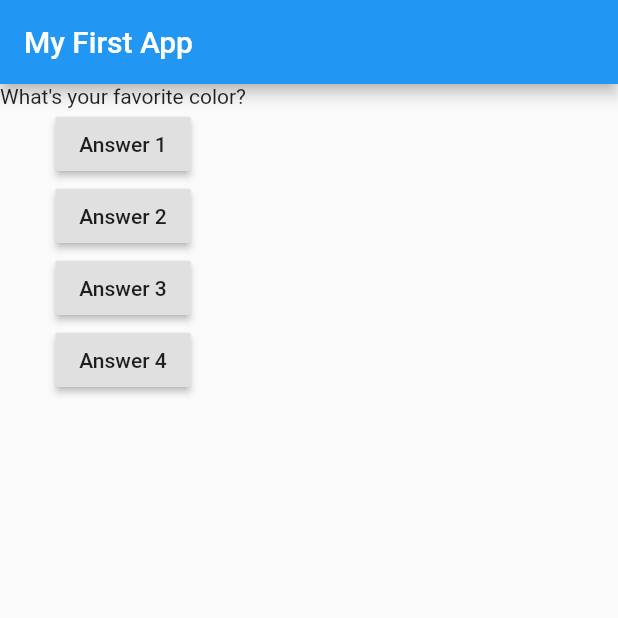
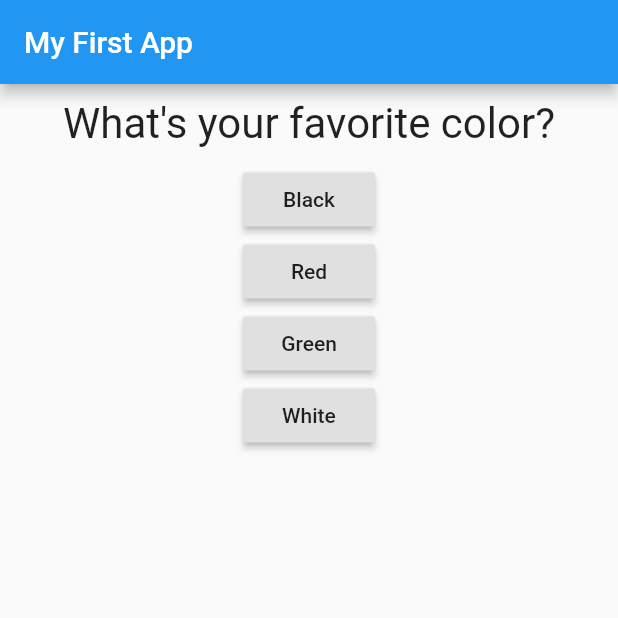
Before and after one commit to Anshul2707/Flutter, a Flutter app: the screen it shows after launch, on a phone screen of 412 x 824 dp, the top half of it. Run offline on Flutter 3.47's test engine with Material 2 defaults, Android fonts, the phone set to English and light mode, and no system bars.

Commit message:
different files

```diff
--- /dev/null
+++ b/Course_App/lib/answer.dart
@@ -0,0 +1,17 @@
+import 'package:flutter/material.dart';
+
+class Answer extends StatelessWidget {
+  final String answerText;
+  final Function selectHandler;
+  Answer(this.answerText,this.selectHandler);
+
+  @override
+  Widget build(BuildContext context) {
+    return
+      RaisedButton(
+              child: Text(answerText),
+              onPressed: selectHandler,
+
+    );
+  }
+}
--- a/Course_App/lib/main.dart
+++ b/Course_App/lib/main.dart
@@ -1,6 +1,6 @@
 import 'package:flutter/material.dart';
-
-
+import './questionwidget.dart';
+import './answer.dart';
 void main() {
   runApp(MyApp());
 }
@@ -16,8 +16,18 @@ class MyApp extends StatefulWidget {
 class MyAppState extends State<MyApp> {
    var questionindex =0 ;
      var questions = [
-      'What\'s your favorite color?',
-      'What\'s your favorite animarl?',
+       {
+        'questionText': 'What\'s your favorite color?',
+        'answers': ['Black', 'Red', 'Green', 'White'],
+      },
+      {
+        'questionText': 'What\'s your favorite animal?',
+        'answers': ['Rabbit', 'Snake', 'Elephant', 'Lion'],
+      },
+      {
+        'questionText': 'Who\'s your favorite instructor?',
+        'answers': ['Max', 'Max', 'Max', 'Max'],
+      },
     ];
 
 
@@ -39,29 +49,11 @@ class MyAppState extends State<MyApp> {
         ),
         body: Column(
           children: [
-            Text (questions[questionindex]),
-            RaisedButton(
-              child: Text('Answer 1'),
-              onPressed: answerQuestion,
-            ),
-            RaisedButton(
-              child: Text('Answer 2'),
-              onPressed: () => print('Answer 2 chosen!'),
-            ),
-            RaisedButton(
-              child: Text('Answer 3'),
-              onPressed: () {
-                // ...
-                print('Answer 3 chosen');
-              },
-            ),
-            RaisedButton(
-              child: Text('Answer 4'),
-              onPressed: () {
-                print('Answer 4 chosen');
-              }
-
-            )
+            Question( questions[questionindex]['questionText']) ,
+            ...(questions[questionindex]['answers'] as List<String>)
+                .map((answer) {
+              return Answer(answer, answerQuestion);
+            }).toList()
           ],
         ),
       ),
--- /dev/null
+++ b/Course_App/lib/questionwidget.dart
@@ -0,0 +1,20 @@
+import 'package:flutter/material.dart';
+
+class Question extends StatelessWidget {
+  final String questionText;
+
+  Question(this.questionText);
+
+  @override
+  Widget build(BuildContext context) {
+    return Container(
+      width: double.infinity,
+      margin: EdgeInsets.all(10),
+      child: Text(
+        questionText,
+        style: TextStyle(fontSize: 28),
+        textAlign: TextAlign.center,
+      ),
+    );
+  }
+}
```
